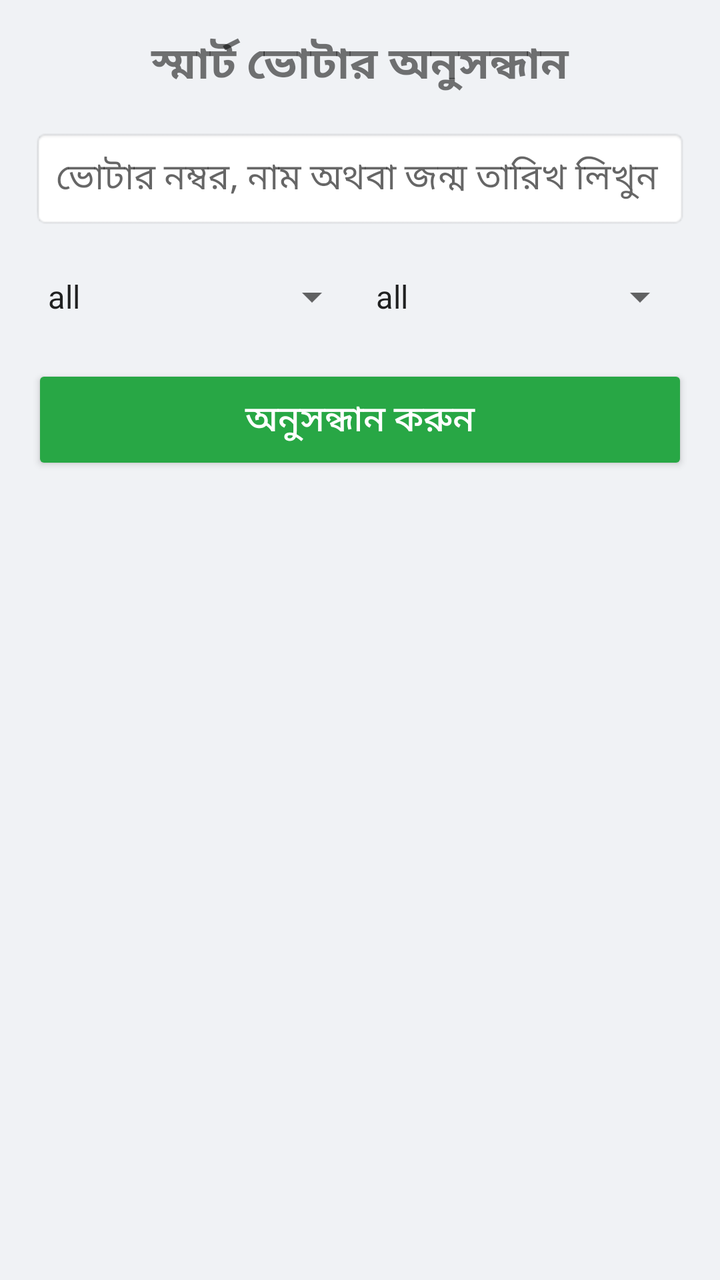
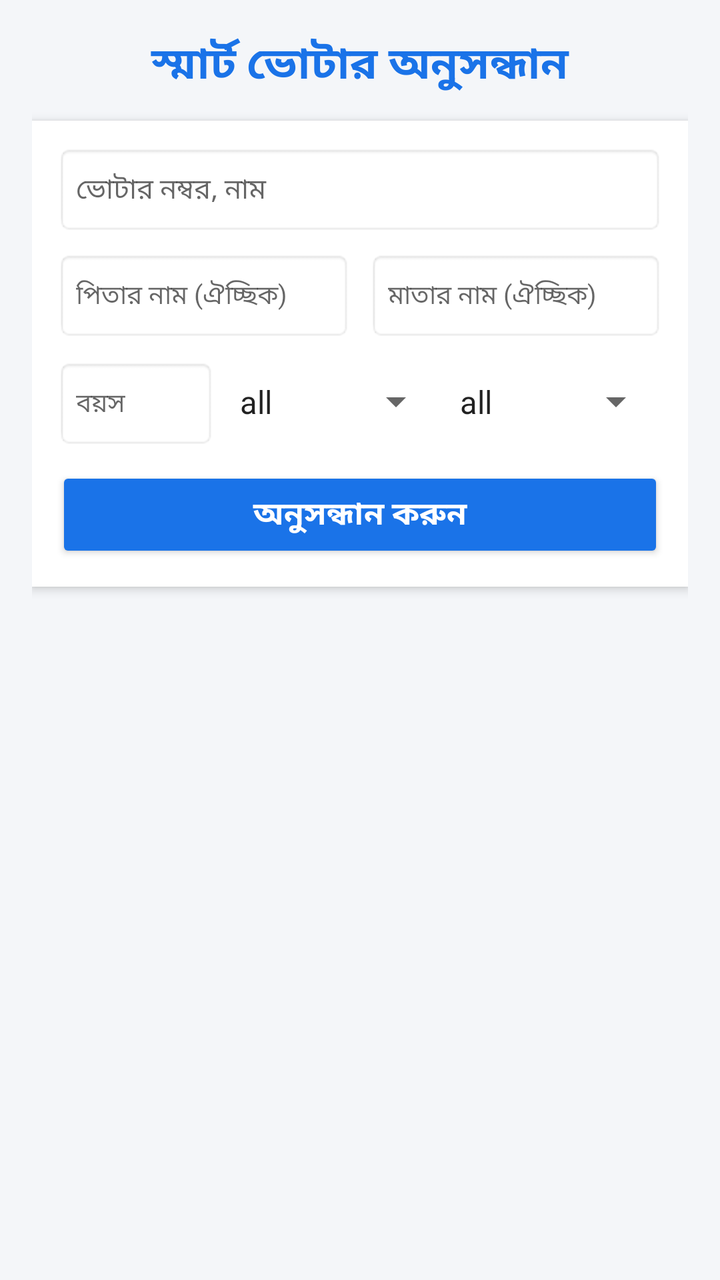

The first picture is an Android layout as it rendered before a commit; the second is the same layout after the commit. The layout source and the unified diff follow.
<!-- AndroidManifest.xml: activity theme Theme.AppCompat.Light.NoActionBar -->
<!-- res/layout/activity_main.xml -->
<?xml version="1.0" encoding="utf-8"?>
<LinearLayout xmlns:android="http://schemas.android.com/apk/res/android"
    android:layout_width="match_parent"
    android:layout_height="match_parent"
    android:orientation="vertical"
    android:padding="16dp"
    android:background="#f0f2f5">

    <TextView
        android:layout_width="match_parent"
        android:layout_height="wrap_content"
        android:text="স্মার্ট ভোটার অনুসন্ধান"
        android:textSize="22sp"
        android:textStyle="bold"
        android:gravity="center"
        android:layout_marginBottom="16dp"/>

    <EditText
        android:id="@+id/etSearchQuery"
        android:layout_width="match_parent"
        android:layout_height="50dp"
        android:hint="ভোটার নম্বর, নাম অথবা জন্ম তারিখ লিখুন"
        android:background="@android:drawable/editbox_background"
        android:padding="12dp"
        android:layout_marginBottom="10dp"/>

    <LinearLayout
        android:layout_width="match_parent"
        android:layout_height="wrap_content"
        android:orientation="horizontal"
        android:layout_marginBottom="10dp">

        <Spinner
            android:id="@+id/spinnerWard"
            android:layout_width="0dp"
            android:layout_weight="1"
            android:layout_height="48dp"
            android:entries="@array/ward_options"/>

        <Spinner
            android:id="@+id/spinnerGender"
            android:layout_width="0dp"
            android:layout_weight="1"
            android:layout_height="48dp"
            android:entries="@array/gender_options"/>
    </LinearLayout>

    <Button
        android:id="@+id/btnSearch"
        android:layout_width="match_parent"
        android:layout_height="55dp"
        android:text="অনুসন্ধান করুন"
        android:backgroundTint="#28a745"
        android:textColor="@android:color/white"
        android:textSize="18sp"
        android:layout_marginBottom="16dp"/>

    <TextView
        android:id="@+id/tvTotalResults"
        android:layout_width="wrap_content"
        android:layout_height="wrap_content"
        android:textColor="#17a2b8"
        android:textStyle="bold"
        android:layout_marginBottom="8dp"/>

    <androidx.recyclerview.widget.RecyclerView
        android:id="@+id/recyclerView"
        android:layout_width="match_parent"
        android:layout_height="match_parent"/>
</LinearLayout>
<!-- resources referenced by this layout -->
<resources>
  <string-array name="gender_options">
          <item>all</item><item>male</item><item>female</item>
      </string-array>
  <string-array name="ward_options">
          <item>all</item><item>1</item><item>2</item><item>3</item><item>4</item>
          <item>5</item><item>6</item><item>7</item><item>8</item><item>9</item>
      </string-array>
</resources>

<!-- the commit's change to res/layout/activity_main.xml (unified diff, before → after) -->
@@ -1,70 +1,157 @@
 <?xml version="1.0" encoding="utf-8"?>
-<LinearLayout xmlns:android="http://schemas.android.com/apk/res/android"
+<RelativeLayout xmlns:android="http://schemas.android.com/apk/res/android"
     android:layout_width="match_parent"
     android:layout_height="match_parent"
-    android:orientation="vertical"
-    android:padding="16dp"
-    android:background="#f0f2f5">
-
-    <TextView
-        android:layout_width="match_parent"
-        android:layout_height="wrap_content"
-        android:text="স্মার্ট ভোটার অনুসন্ধান"
-        android:textSize="22sp"
-        android:textStyle="bold"
-        android:gravity="center"
-        android:layout_marginBottom="16dp"/>
-
-    <EditText
-        android:id="@+id/etSearchQuery"
-        android:layout_width="match_parent"
-        android:layout_height="50dp"
-        android:hint="ভোটার নম্বর, নাম অথবা জন্ম তারিখ লিখুন"
-        android:background="@android:drawable/editbox_background"
-        android:padding="12dp"
-        android:layout_marginBottom="10dp"/>
+    android:background="#F4F6F9">
 
     <LinearLayout
-        android:layout_width="match_parent"
+        android:id="@+id/loadingLayout"
+        android:layout_width="wrap_content"
         android:layout_height="wrap_content"
-        android:orientation="horizontal"
-        android:layout_marginBottom="10dp">
+        android:layout_centerInParent="true"
+        android:gravity="center"
+        android:orientation="vertical"
+        android:padding="24dp"
+        android:visibility="gone">
 
-        <Spinner
-            android:id="@+id/spinnerWard"
-            android:layout_width="0dp"
-            android:layout_weight="1"
-            android:layout_height="48dp"
-            android:entries="@array/ward_options"/>
+        <ProgressBar
+            android:layout_width="56dp"
+            android:layout_height="56dp"
+            android:indeterminateTint="#1A73E8" />
 
-        <Spinner
-            android:id="@+id/spinnerGender"
-            android:layout_width="0dp"
-            android:layout_weight="1"
-            android:layout_height="48dp"
-            android:entries="@array/gender_options"/>
+        <TextView
+            android:layout_width="wrap_content"
+            android:layout_height="wrap_content"
+            android:layout_marginTop="16dp"
+            android:text="ডাটাবেস লোড হচ্ছে, দয়া করে অপেক্ষা করুন..."
+            android:textColor="#333333"
+            android:textSize="15sp"
+            android:textStyle="bold" />
     </LinearLayout>
 
-    <Button
-        android:id="@+id/btnSearch"
+    <LinearLayout
+        android:id="@+id/mainLayout"
         android:layout_width="match_parent"
-        android:layout_height="55dp"
-        android:text="অনুসন্ধান করুন"
-        android:backgroundTint="#28a745"
-        android:textColor="@android:color/white"
-        android:textSize="18sp"
-        android:layout_marginBottom="16dp"/>
+        android:layout_height="match_parent"
+        android:orientation="vertical"
+        android:padding="16dp">
 
-    <TextView
-        android:id="@+id/tvTotalResults"
-        android:layout_width="wrap_content"
-        android:layout_height="wrap_content"
-        android:textColor="#17a2b8"
-        android:textStyle="bold"
-        android:layout_marginBottom="8dp"/>
+        <TextView
+            android:layout_width="match_parent"
+            android:layout_height="wrap_content"
+            android:layout_marginBottom="12dp"
+            android:gravity="center"
+            android:text="স্মার্ট ভোটার অনুসন্ধান"
+            android:textColor="#1A73E8"
+            android:textSize="22sp"
+            android:textStyle="bold" />
 
-    <androidx.recyclerview.widget.RecyclerView
-        android:id="@+id/recyclerView"
-        android:layout_width="match_parent"
-        android:layout_height="match_parent"/>
-</LinearLayout>
+        <LinearLayout
+            android:layout_width="match_parent"
+            android:layout_height="wrap_content"
+            android:background="@android:color/white"
+            android:elevation="3dp"
+            android:orientation="vertical"
+            android:padding="12dp">
+
+            <EditText
+                android:id="@+id/etSearchQuery"
+                android:layout_width="match_parent"
+                android:layout_height="45dp"
+                android:layout_marginBottom="8dp"
+                android:background="@android:drawable/editbox_background"
+                android:hint="ভোটার নম্বর, নাম"
+                android:padding="10dp"
+                android:textSize="14sp" />
+
+            <LinearLayout
+                android:layout_width="match_parent"
+                android:layout_height="wrap_content"
+                android:layout_marginBottom="8dp"
+                android:orientation="horizontal">
+
+                <EditText
+                    android:id="@+id/etFatherName"
+                    android:layout_width="0dp"
+                    android:layout_height="45dp"
+                    android:layout_marginEnd="4dp"
+                    android:layout_weight="1"
+                    android:background="@android:drawable/editbox_background"
+                    android:hint="পিতার নাম (ঐচ্ছিক)"
+                    android:padding="10dp"
+                    android:textSize="13sp" />
+
+                <EditText
+                    android:id="@+id/etMotherName"
+                    android:layout_width="0dp"
+                    android:layout_height="45dp"
+                    android:layout_marginStart="4dp"
+                    android:layout_weight="1"
+                    android:background="@android:drawable/editbox_background"
+                    android:hint="মাতার নাম (ঐচ্ছিক)"
+                    android:padding="10dp"
+                    android:textSize="13sp" />
+            </LinearLayout>
+
+            <LinearLayout
+                android:layout_width="match_parent"
+                android:layout_height="wrap_content"
+                android:layout_marginBottom="10dp"
+                android:orientation="horizontal">
+
+                <EditText
+                    android:id="@+id/etAge"
+                    android:layout_width="0dp"
+                    android:layout_height="45dp"
+                    android:layout_marginEnd="4dp"
+                    android:layout_weight="0.8"
+                    android:background="@android:drawable/editbox_background"
+                    android:hint="বয়স"
+                    android:inputType="number"
+                    android:padding="10dp"
+                    android:textSize="13sp" />
+
+                <Spinner
+                    android:id="@+id/spinnerWard"
+                    android:layout_width="0dp"
+                    android:layout_height="45dp"
+                    android:layout_weight="1.1"
+                    android:entries="@array/ward_options" />
+
+                <Spinner
+                    android:id="@+id/spinnerGender"
+                    android:layout_width="0dp"
+                    android:layout_height="45dp"
+                    android:layout_weight="1.1"
+                    android:entries="@array/gender_options" />
+            </LinearLayout>
+
+            <Button
+                android:id="@+id/btnSearch"
+                android:layout_width="match_parent"
+                android:layout_height="48dp"
+                android:backgroundTint="#1A73E8"
+                android:text="অনুসন্ধান করুন"
+                android:textColor="@android:color/white"
+                android:textSize="16sp"
+                android:textStyle="bold" />
+        </LinearLayout>
+
+        <TextView
+            android:id="@+id/tvTotalResults"
+            android:layout_width="wrap_content"
+            android:layout_height="wrap_content"
+            android:layout_marginTop="12dp"
+            android:layout_marginBottom="6dp"
+            android:textColor="#00897B"
+            android:textSize="14sp"
+            android:textStyle="bold" />
+
+        <androidx.recyclerview.widget.RecyclerView
+            android:id="@+id/recyclerView"
+            android:layout_width="match_parent"
+            android:layout_height="0dp"
+            android:layout_weight="1" />
+
+    </LinearLayout>
+</RelativeLayout>
